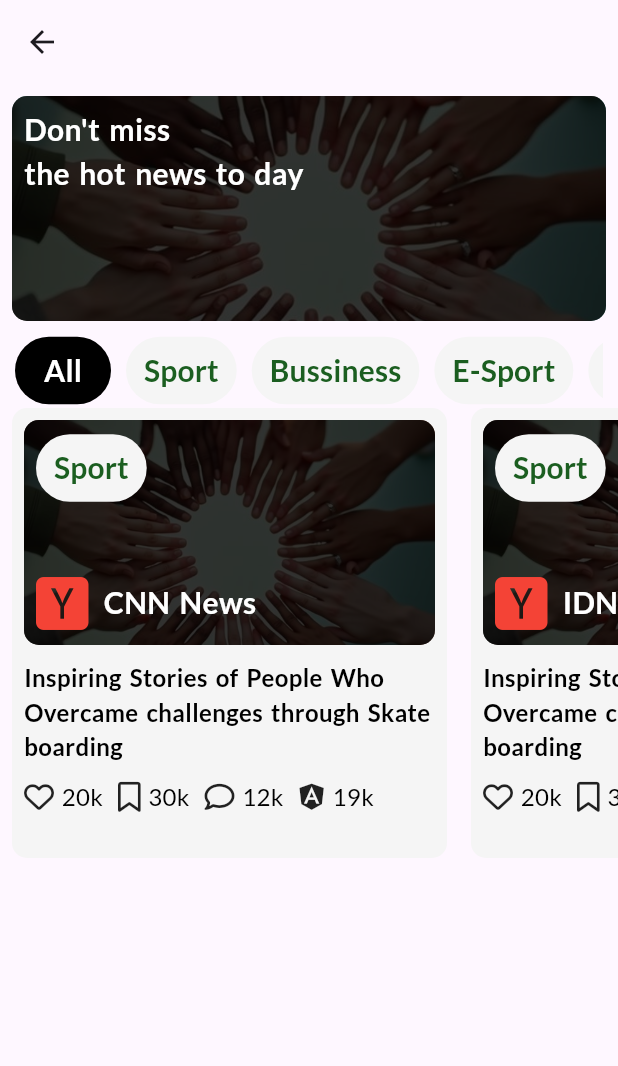
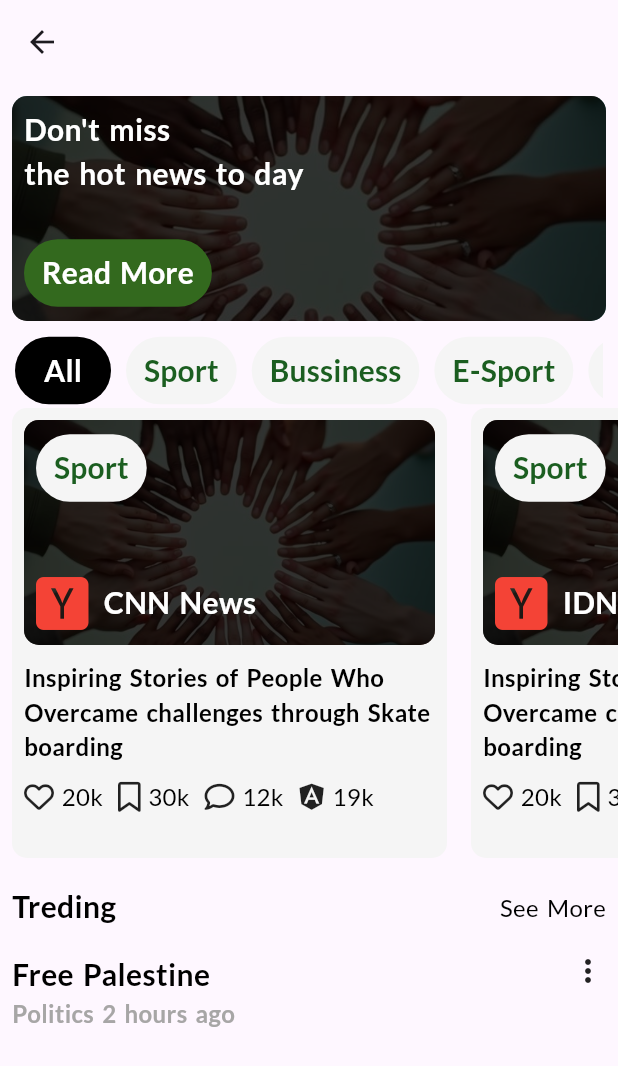
Before and after one commit to TWARIQABDUL/connect_app, a Flutter app: the HomePage screen opened by its route, on a phone screen of 412 x 824 dp. Shown: the top 1066 px of the screen. Run offline on Flutter 3.47's test engine with Material 3 defaults, Android fonts, the phone set to English and light mode, and no system bars; our stand-ins replace flutter_form_builder, font_awesome_flutter, get, google_fonts.

Commit message:
[Feature] Added the screen to read the articles and configured the routes

```diff
--- a/lib/main.dart
+++ b/lib/main.dart
@@ -4,6 +4,7 @@ import 'package:connect/pages/landingpage.dart';
 import 'package:connect/pages/login_screen.dart';
 import 'package:connect/pages/new_password.dart';
 import 'package:connect/pages/otp.dart';
+import 'package:connect/pages/readarticle.dart';
 import 'package:connect/pages/register.dart';
 import 'package:connect/pages/welcomepage.dart';
 import 'package:flutter/material.dart';
@@ -18,6 +19,7 @@ void main() {
       getPages: [
         GetPage(name: '/', page: () => LandingPage()),
         GetPage(name: '/home', page: () => HomePage()),
+        GetPage(name: '/readarticle', page: () => Readarticle()),
         GetPage(name: '/welcome', page: () => WelcomePage()),
         GetPage(name: '/login', page: () => LoginScreen()),
         GetPage(name: '/register', page: () => RegisterPage()),
--- a/lib/pages/home.dart
+++ b/lib/pages/home.dart
@@ -25,6 +25,12 @@ class HomePage extends GetView {
               ),
 
               widgetActions: WidgetActions(
+                butons: CustomButton(
+                  buttonText: "Read More",
+                  action: () {
+                    Get.toNamed("/readarticle");
+                  },
+                ),
                 title: CustomText(
                   content: "Don't miss \nthe hot news to day",
                   color: Colors.white,
@@ -32,7 +38,6 @@ class HomePage extends GetView {
                   fontSize: 20,
                   fontWeight: FontWeight.w700,
                 ),
-
               ),
             ),
           ),
@@ -48,48 +53,83 @@ class HomePage extends GetView {
                   locations: "CNN News",
                   tags: "Sport",
                   newsmeta: {
-                    "coment":12,
-                    "likes":20,
-                    "bookmarks":30,
-                    "reach":19
-                    },
+                    "coment": 12,
+                    "likes": 20,
+                    "bookmarks": 30,
+                    "reach": 19,
+                  },
                 ),
                 SizedBox(width: 16),
                 NewsContainer(
                   locations: "IDN News",
                   tags: "Sport",
                   newsmeta: {
-                    "coment":12,
-                    "likes":20,
-                    "bookmarks":30,
-                    "reach":19
-                    },
+                    "coment": 12,
+                    "likes": 20,
+                    "bookmarks": 30,
+                    "reach": 19,
+                  },
                 ),
                 SizedBox(width: 16),
                 NewsContainer(
                   locations: "TEST loation",
                   tags: "Sport",
                   newsmeta: {
-                    "coment":102,
-                    "likes":200,
-                    "bookmarks":300,
-                    "reach":193
-                    },
+                    "coment": 102,
+                    "likes": 200,
+                    "bookmarks": 300,
+                    "reach": 193,
+                  },
                 ),
                 SizedBox(width: 16),
                 NewsContainer(
                   locations: "Here",
                   tags: "Sport",
                   newsmeta: {
-                    "coment":12,
-                    "likes":20,
-                    "bookmarks":30,
-                    "reach":19
-                    },
+                    "coment": 12,
+                    "likes": 20,
+                    "bookmarks": 30,
+                    "reach": 19,
+                  },
                 ),
               ],
             ),
           ),
+          SizedBox(height: 10),
+          Padding(
+            padding: const EdgeInsets.all(8.0),
+            child: Row(
+              mainAxisAlignment: MainAxisAlignment.spaceBetween,
+              children: [
+                CustomText(
+                  content: "Treding",
+                  fontWeight: FontWeight.w700,
+                  fontSize: 20,
+                ),
+                CustomText(
+                  content: "See More",
+                  fontWeight: FontWeight.w400,
+                  fontSize: 16,
+                ),
+              ],
+            ),
+          ),
+          NewsBox(
+            artTitle: CustomText(
+              content: "Free Palestine",
+              fontSize: 20,
+              fontWeight: FontWeight.bold,
+            ),
+            iconn: Icon(Icons.more_vert),
+            time: CustomText(
+              content: "Politics 2 hours ago",
+              fontSize: 16,
+              fontWeight: FontWeight.bold,
+              color: Color.fromARGB(255, 167, 166, 166),
+            ),
+          ),
+
+          // NewsBox(),
         ],
       ),
     );
--- a/lib/widgets/custom_widget.dart
+++ b/lib/widgets/custom_widget.dart
@@ -21,6 +21,8 @@ class CustomText extends GetView {
   Widget build(BuildContext context) {
     // TODO: implement build
     return Text(
+
+      // overflow: TextOverflow.fade,
       content,
       style: GoogleFonts.getFont(
         fontFamily ?? "Lato",
@@ -188,8 +190,8 @@ class WidgetActions extends GetView {
   final String? tags;
   final BotomInfo? windowsAction;
   final double? width;
-
-  WidgetActions({this.title,  this.tags, this.width, this.windowsAction});
+  final CustomButton? butons;
+  WidgetActions({this.title,  this.tags, this.width, this.windowsAction,this.butons});
   @override
   Widget build(BuildContext context) {
     return Expanded(
@@ -217,7 +219,7 @@ class WidgetActions extends GetView {
               ),
               // bottom Column
               Column(children: [
-
+                  butons??SizedBox(),
                   windowsAction?? SizedBox()
                 ],
               ),
@@ -261,3 +263,45 @@ class BotomInfo extends GetView {
     );
   }
 }
+
+class NewsBox extends GetView {
+  final Widget artTitle,time,iconn;
+
+  // final Widget iconn;
+
+  const NewsBox({
+
+    required this.artTitle,
+    required this.time,
+    required this.iconn
+  });
+
+  @override
+  Widget build(BuildContext context) {
+    return Column(
+        children: [
+          Padding(
+            padding: const EdgeInsets.all(8.0),
+            child: Row(
+              crossAxisAlignment: CrossAxisAlignment.start,
+              mainAxisAlignment: MainAxisAlignment.spaceBetween,
+              children: [
+                Flexible(
+                  child: Column(
+                    crossAxisAlignment: CrossAxisAlignment.start,
+                    children: [
+                     artTitle,
+                      time
+
+                    ],
+                  ),
+                ),
+                iconn
+              ],
+            ),
+          )
+
+        ],
+    );
+  }
+}
--- a/lib/widgets/news-preview-container.dart
+++ b/lib/widgets/news-preview-container.dart
@@ -6,23 +6,27 @@ import 'package:get/state_manager.dart';
 class NewsContainer extends GetView {
   final String locations;
   final String? tags;
-  final Map<String,dynamic> newsmeta;
-
-  const NewsContainer({required this.locations, this.tags,required this.newsmeta});
+  final Map<String, dynamic> newsmeta;
+  final TextButton? btn;
+  const NewsContainer({
+    required this.locations,
+    this.tags,
+    required this.newsmeta,
+    this.btn,
+  });
 
   @override
   Widget build(BuildContext context) {
     print("coments$newsmeta");
     return SizedBox(
       width: 290,
+
       // height: 40,
-
       child: Container(
         height: 500,
         decoration: BoxDecoration(
           color: Color(0XFFF5F5F5),
           borderRadius: BorderRadius.circular(10),
-
         ),
         child: Padding(
           padding: const EdgeInsets.all(8.0),
@@ -38,13 +42,12 @@ class NewsContainer extends GetView {
                       // imgWidth: 70,
                     ),
                     widgetActions: WidgetActions(
-
                       windowsAction: BotomInfo(
+                        buton: btn,
                         icon: FaIcon(
                           FontAwesomeIcons.squareHackerNews,
                           color: Colors.red,
                           size: 40,
-
                         ),
 
                         location: CustomText(
@@ -57,68 +60,51 @@ class NewsContainer extends GetView {
                       tags: tags,
                     ),
                   ),
-                      SizedBox(height: 10,),
+                  SizedBox(height: 10),
                   CustomText(
-                         content: "Inspiring Stories of People Who Overcame challenges through Skate boarding",
+                    content:
+                        "Inspiring Stories of People Who Overcame challenges through Skate boarding",
+
                     fontWeight: FontWeight.w700,
                   ),
-                      SizedBox(height: 10,),
+                  SizedBox(height: 10),
 
                   Row(
                     spacing: 10,
                     children: [
                       Row(
                         children: [
-                              FaIcon(
-                                FontAwesomeIcons.heart,
-                                size: 20,
-                                ),
-                              SizedBox(width: 5,),
-                              CustomText(content: "${newsmeta['likes']}k")
+                          FaIcon(FontAwesomeIcons.heart, size: 20),
+                          SizedBox(width: 5),
+                          CustomText(content: "${newsmeta['likes']}k"),
 
                         ],
                       ),
                       Row(
                         children: [
-                              FaIcon(
-                                FontAwesomeIcons.bookmark,
-                                size: 20,
-                                ),
-                              SizedBox(width: 5,),
-                              CustomText(content: "${newsmeta['bookmarks']}k")
-
+                          FaIcon(FontAwesomeIcons.bookmark, size: 20),
+                          SizedBox(width: 5),
+                          CustomText(content: "${newsmeta['bookmarks']}k"),
                         ],
                       ),
                       Row(
                         children: [
-                              FaIcon(
-                                FontAwesomeIcons.comment,
-                                size: 20,
-                                ),
-                              SizedBox(width: 5,),
-                              CustomText(content: "${newsmeta['coment']}k")
-
+                          FaIcon(FontAwesomeIcons.comment, size: 20),
+                          SizedBox(width: 5),
+                          CustomText(content: "${newsmeta['coment']}k"),
                         ],
                       ),
                       Row(
                         children: [
-                              FaIcon(
-                                FontAwesomeIcons.angular,
-                                size: 20,
-                                ),
-                              SizedBox(width: 5,),
-                              CustomText(content: "${newsmeta['reach']}k")
-
+                          FaIcon(FontAwesomeIcons.angular, size: 20),
+                          SizedBox(width: 5),
+                          CustomText(content: "${newsmeta['reach']}k"),
                         ],
                       ),
-
-
-                        ],
-                      )
                     ],
                   ),
-
-
+                ],
+              ),
             ],
           ),
         ),
```
Also changed, not shown: lib/pages/readarticle.dart (added, +85 -0 lines), lib/widgets/display_formated_post.dart (added, +82 -0 lines). Lines whose indentation alone changed are shown as unchanged.
